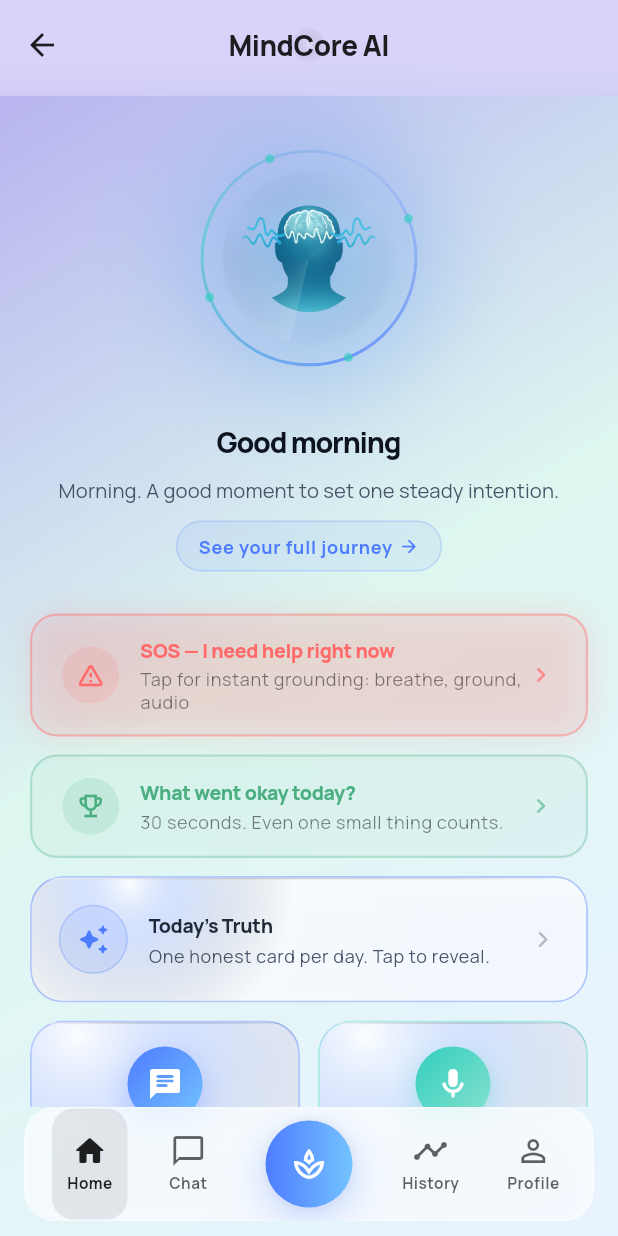
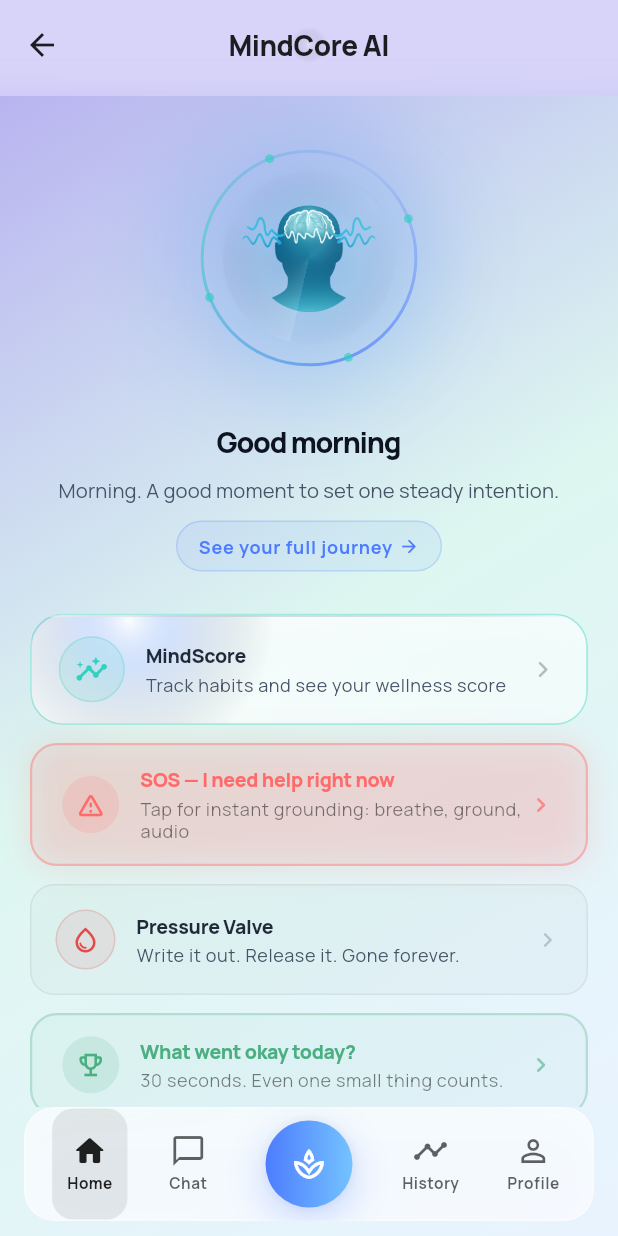
Before and after one commit to Keithfa007/mindcore_ai, a Flutter app: the HomeScreen screen opened by its route, on a phone screen of 412 x 824 dp. Run offline on Flutter 3.47's test engine with Material 3 defaults, Android fonts, the phone set to English and light mode, and no system bars; our stand-ins replace audioplayers, cloud_firestore, firebase_auth, firebase_core, firebase_messaging, firebase_storage and 14 more; accounts and stored records are empty; network calls fail.

Commit message:
Update home_screen.dart

```diff
--- a/lib/pages/home_screen.dart
+++ b/lib/pages/home_screen.dart
@@ -51,7 +51,7 @@
   late final AnimationController _entranceCtrl;
   final List<Animation<double>> _fadeAnims  = [];
   final List<Animation<Offset>> _slideAnims = [];
-  static const int _cardCount = 8; // bumped from 7 to accommodate wins card
+  static const int _cardCount = 8;
 
   @override
   void initState() {
@@ -272,12 +272,110 @@
             )),
             const SizedBox(height: 20),
 
+            // 0b ─ MindScore (premium feature)
+            _animated(1, Padding(
+              padding: const EdgeInsets.only(bottom: 12),
+              child: GestureDetector(
+                onTap: () => _openPremiumRoute('/mindscore'),
+                child: GlassCard(
+                  glowColor: AppColors.mintDeep.withValues(alpha: 0.12),
+                  padding: const EdgeInsets.symmetric(horizontal: 18, vertical: 14),
+                  child: Row(
+                    children: [
+                      Container(
+                        width: 44, height: 44,
+                        decoration: BoxDecoration(
+                          shape: BoxShape.circle,
+                          color: AppColors.mintDeep.withValues(alpha: 0.12),
+                          border: Border.all(color: AppColors.mintDeep.withValues(alpha: 0.25)),
+                        ),
+                        child: Icon(Icons.insights_rounded, color: AppColors.mintDeep, size: 22),
+                      ),
+                      const SizedBox(width: 14),
+                      Expanded(
+                        child: Column(
+                          crossAxisAlignment: CrossAxisAlignment.start,
+                          children: [
+                            Text('MindScore', style: tt.titleSmall?.copyWith(fontWeight: FontWeight.w800)),
+                            const SizedBox(height: 2),
+                            Text('Track habits and see your wellness score',
+                                style: tt.bodySmall?.copyWith(
+                                    color: isDark
+                                        ? Colors.white.withValues(alpha: 0.45)
+                                        : const Color(0xFF475467))),
+                          ],
+                        ),
+                      ),
+                      Icon(Icons.chevron_right_rounded, size: 22,
+                          color: isDark
+                              ? Colors.white.withValues(alpha: 0.30)
+                              : Colors.black.withValues(alpha: 0.25)),
+                    ],
+                  ),
+                ),
+              ),
+            )),
+
             // 1 ─ SOS
             _animated(1, Padding(
               padding: const EdgeInsets.only(bottom: 12),
               child: _SosButton(
                   onTap: () => Navigator.of(context).pushNamed('/sos'),
                   isDark: isDark, tt: tt),
+            )),
+
+            // 1b ─ Pressure Valve (free for all users)
+            _animated(2, Padding(
+              padding: const EdgeInsets.only(bottom: 12),
+              child: GestureDetector(
+                onTap: () => Navigator.of(context).pushNamed('/pressure-valve'),
+                child: Container(
+                  padding: const EdgeInsets.all(16),
+                  decoration: BoxDecoration(
+                    borderRadius: BorderRadius.circular(16),
+                    color: isDark
+                        ? Colors.white.withValues(alpha: 0.03)
+                        : Colors.black.withValues(alpha: 0.02),
+                    border: Border.all(
+                      color: isDark
+                          ? Colors.white.withValues(alpha: 0.06)
+                          : Colors.black.withValues(alpha: 0.06),
+                    ),
+                  ),
+                  child: Row(
+                    children: [
+                      Container(
+                        width: 40, height: 40,
+                        decoration: BoxDecoration(
+                          shape: BoxShape.circle,
+                          color: const Color(0xFFE24B4A).withValues(alpha: 0.10),
+                          border: Border.all(color: const Color(0xFFE24B4A).withValues(alpha: 0.20)),
+                        ),
+                        child: const Icon(Icons.water_drop_outlined, color: Color(0xFFE24B4A), size: 20),
+                      ),
+                      const SizedBox(width: 14),
+                      Expanded(
+                        child: Column(
+                          crossAxisAlignment: CrossAxisAlignment.start,
+                          children: [
+                            Text('Pressure Valve', style: tt.titleSmall?.copyWith(fontWeight: FontWeight.w800)),
+                            const SizedBox(height: 2),
+                            Text('Write it out. Release it. Gone forever.',
+                                style: tt.bodySmall?.copyWith(
+                                    color: isDark
+                                        ? Colors.white.withValues(alpha: 0.40)
+                                        : const Color(0xFF475467))),
+                          ],
+                        ),
+                      ),
+                      Icon(Icons.chevron_right_rounded, size: 20,
+                          color: isDark
+                              ? Colors.white.withValues(alpha: 0.25)
+                              : Colors.black.withValues(alpha: 0.20)),
+                    ],
+                  ),
+                ),
+              ),
             )),
 
             // 2 ─ Mood insight chip
@@ -601,7 +699,7 @@
 
   @override
   Widget build(BuildContext context) {
-    const accent = Color(0xFF4CAF82); // mint green
+    const accent = Color(0xFF4CAF82);
     return GestureDetector(
       onTap: onTap,
       child: Container(
@@ -716,15 +814,35 @@
   }
 }
 
-// ── Weekly report card ─────────────────────────────────────────────────────────
+// ── Weekly report card (with Battle Report skin) ──────────────────────────────
 
-class _WeeklyReportCard extends StatelessWidget {
+class _WeeklyReportCard extends StatefulWidget {
   final WeeklyReport report;
   final TextTheme tt;
   final bool isDark;
   const _WeeklyReportCard({required this.report, required this.tt, required this.isDark});
   @override
+  State<_WeeklyReportCard> createState() => _WeeklyReportCardState();
+}
+
+class _WeeklyReportCardState extends State<_WeeklyReportCard> {
+  bool _battleMode = false;
+
+  @override
+  void initState() {
+    super.initState();
+    SettingsService.getBattleReportMode().then((v) {
+      if (mounted) setState(() => _battleMode = v);
+    });
+  }
+
+  @override
   Widget build(BuildContext context) {
+    final tt = widget.tt;
+    final isDark = widget.isDark;
+    final report = widget.report;
+    final accentColor = _battleMode ? const Color(0xFFBA7517) : AppColors.violet;
+
     return GlassCard(
       glowColor: AppColors.glowViolet,
       child: Column(
@@ -733,13 +851,22 @@
           Container(
             padding: const EdgeInsets.symmetric(horizontal: 10, vertical: 4),
             decoration: BoxDecoration(
-              color: AppColors.violet.withValues(alpha: 0.15),
+              color: accentColor.withValues(alpha: 0.15),
               borderRadius: BorderRadius.circular(20),
-              border: Border.all(color: AppColors.violet.withValues(alpha: 0.35)),
+              border: Border.all(color: accentColor.withValues(alpha: 0.35)),
             ),
-            child: Text('Weekly Report',
-                style: tt.labelSmall?.copyWith(
-                    color: AppColors.violet, fontWeight: FontWeight.w800)),
+            child: Row(
+              mainAxisSize: MainAxisSize.min,
+              children: [
+                if (_battleMode) ...[
+                  Icon(Icons.military_tech_rounded, size: 12, color: accentColor),
+                  const SizedBox(width: 4),
+                ],
+                Text(_battleMode ? 'Battle Report' : 'Weekly Report',
+                    style: tt.labelSmall?.copyWith(
+                        color: accentColor, fontWeight: FontWeight.w800)),
+              ],
+            ),
           ),
           const SizedBox(height: 12),
           Text(report.summary,
@@ -747,14 +874,23 @@
                   color: isDark ? Colors.white.withValues(alpha: 0.85) : const Color(0xFF0E1320),
                   height: 1.5)),
           const SizedBox(height: 14),
-          _ReportRow(icon: Icons.star_rounded, color: AppColors.mintDeep,
-              label: 'Best day', value: report.bestDay, tt: tt, isDark: isDark),
+          _ReportRow(
+              icon: _battleMode ? Icons.emoji_events_rounded : Icons.star_rounded,
+              color: AppColors.mintDeep,
+              label: _battleMode ? 'Strongest day' : 'Best day',
+              value: report.bestDay, tt: tt, isDark: isDark),
           const SizedBox(height: 8),
-          _ReportRow(icon: Icons.lightbulb_rounded, color: AppColors.primary,
-              label: 'What helped', value: report.highlight, tt: tt, isDark: isDark),
+          _ReportRow(
+              icon: _battleMode ? Icons.military_tech_rounded : Icons.lightbulb_rounded,
+              color: AppColors.primary,
+              label: _battleMode ? 'Win' : 'What helped',
+              value: report.highlight, tt: tt, isDark: isDark),
           const SizedBox(height: 8),
-          _ReportRow(icon: Icons.visibility_rounded, color: AppColors.violet,
-              label: 'Watch out', value: report.watchOut, tt: tt, isDark: isDark),
+          _ReportRow(
+              icon: _battleMode ? Icons.radar_rounded : Icons.visibility_rounded,
+              color: _battleMode ? const Color(0xFFE24B4A) : AppColors.violet,
+              label: _battleMode ? 'Threat assessment' : 'Watch out',
+              value: report.watchOut, tt: tt, isDark: isDark),
         ],
       ),
     );
```
